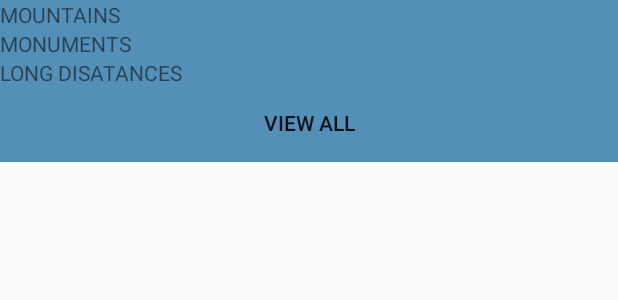
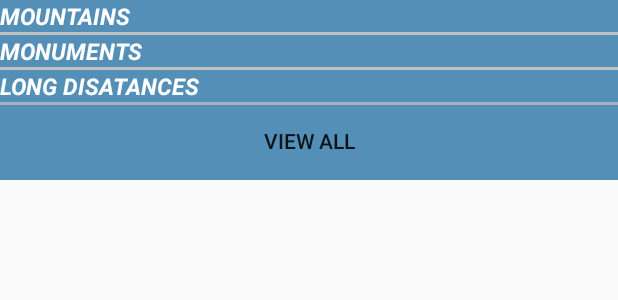
Before and after one commit to Maximus027/HapAdIm, an Android app: the layout landingpage.xml on its own in the app's theme, with its tools: preview values and no code run, on a phone screen of 412 x 824 dp. Shown: the top 300 px of the screen. Run offline under Robolectric (Android 15) with nearby library versions, the phone set to English and light mode, and no system bars.

```diff
--- a/app/src/main/java/com/example/hapadim/LandingPageActivity.java
+++ b/app/src/main/java/com/example/hapadim/LandingPageActivity.java
@@ -10,7 +10,6 @@ import android.support.v7.app.AppCompatActivity;
 import android.support.v7.widget.LinearLayoutManager;
 import android.support.v7.widget.RecyclerView;
 import android.view.View;
-gi
 import com.example.hapadim.adapters.LongDistancesAdapter;
 import com.example.hapadim.adapters.MonumentsAdapter;
 import com.example.hapadim.adapters.MountainAdapter;
--- /dev/null
+++ b/app/src/main/res/drawable/button_change_color.xml
@@ -0,0 +1,9 @@
+<?xml version="1.0" encoding="utf-8"?>
+<selector xmlns:android="http://schemas.android.com/apk/res/android">
+    <item
+        android:state_focused="false"
+        android:state_pressed="true"
+        android:drawable="@color/bg_screen5" />
+
+    <item android:drawable="@color/bg_screen1" />
+</selector>
--- a/app/src/main/res/layout/landingpage.xml
+++ b/app/src/main/res/layout/landingpage.xml
@@ -20,12 +20,22 @@
             android:layout_width="wrap_content"
             android:layout_height="wrap_content"
             android:text="MOUNTAINS"
+            android:textColor="@color/colorWhite"
+            android:textSize="15dp"
+            android:textStyle="bold|italic"
             android:onClick="tvClick"/>
 
         <android.support.v7.widget.RecyclerView
             android:id="@+id/rv_mountains"
             android:layout_width="match_parent"
-            android:layout_height="match_parent"></android.support.v7.widget.RecyclerView>
+            android:layout_height="match_parent">
+        </android.support.v7.widget.RecyclerView>
+        <View
+            android:layout_width="fill_parent"
+            android:layout_height="2dp"
+            android:background="#c0c0c0">
+
+        </View>
     </LinearLayout>
     <LinearLayout
         android:layout_width="match_parent"
@@ -37,6 +47,9 @@
             android:layout_width="wrap_content"
             android:layout_height="wrap_content"
             android:text="MONUMENTS"
+            android:textColor="@color/colorWhite"
+            android:textSize="15dp"
+            android:textStyle="bold|italic"
             android:onClick="tvClick"/>
 
         <android.support.v7.widget.RecyclerView
@@ -44,6 +57,12 @@
             android:layout_width="match_parent"
             android:layout_height="match_parent">
         </android.support.v7.widget.RecyclerView>
+        <View
+            android:layout_width="fill_parent"
+            android:layout_height="2dp"
+            android:background="#c0c0c0">
+
+        </View>
     </LinearLayout>
     <LinearLayout
         android:layout_width="match_parent"
@@ -55,6 +74,9 @@
             android:layout_width="wrap_content"
             android:layout_height="wrap_content"
             android:text="LONG DISATANCES"
+            android:textColor="@color/colorWhite"
+            android:textSize="15dp"
+            android:textStyle="bold|italic"
             android:onClick="tvClick"/>
         <android.support.v7.widget.RecyclerView
             android:id="@+id/rv_long_distances"
@@ -63,16 +85,22 @@
 
         </android.support.v7.widget.RecyclerView>
     </LinearLayout>
+    <View
+        android:layout_width="fill_parent"
+        android:layout_height="2dp"
+        android:background="@color/colorGray">
 
+    </View>
 
     <Button
         android:layout_width="match_parent"
         android:layout_height="wrap_content"
         android:text="View All"
         android:onClick="btnViewAllClick"
-        android:background="#548fb7"
+        android:background="@drawable/button_change_color"
         android:layout_marginLeft="2dp"
         android:layout_marginRight="2dp"
-        android:layout_marginBottom="2dp"/>
+        android:layout_marginBottom="2dp"
+        />
 </LinearLayout>
     </android.support.v4.widget.NestedScrollView>
--- a/app/src/main/res/layout/landingpageviewholder.xml
+++ b/app/src/main/res/layout/landingpageviewholder.xml
@@ -12,6 +12,7 @@
         android:layout_width="wrap_content"
         android:layout_height="wrap_content"
         android:text="name"
+        android:textStyle="bold"
         android:textColor="@color/colorWhite"
         android:layout_gravity="center"
         android:singleLine="true"/>
@@ -35,6 +36,7 @@
         android:layout_width="wrap_content"
         android:layout_height="wrap_content"
         android:text="elevation"
+        android:textStyle="bold"
         android:textColor="@color/colorWhite"
         android:layout_gravity="center"
         android:singleLine="true"/>
--- a/app/src/main/res/values/colors.xml
+++ b/app/src/main/res/values/colors.xml
@@ -5,6 +5,7 @@
     <color name="colorAccent">#FF4081</color>
     <color name="colorWhite">#FFFFFF</color>
     <color name="colorBlack">#000000</color>
+    <color name="colorGray">#c0c0c0c0</color>
 
     <!-- Screens background color-->
 
```
